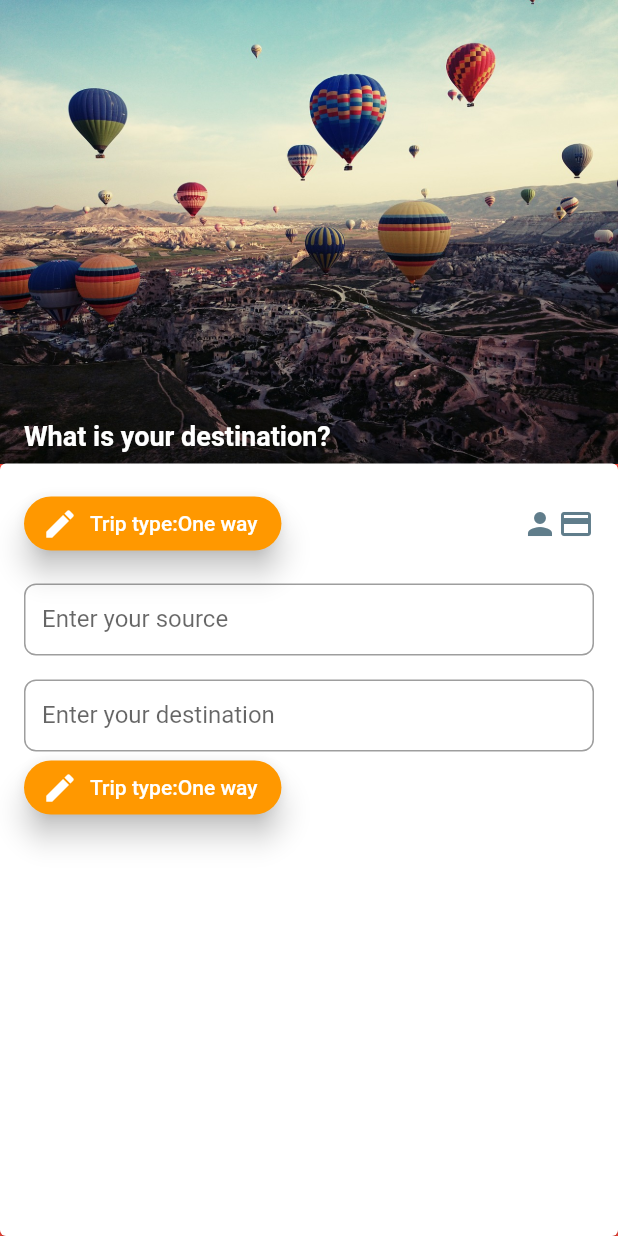
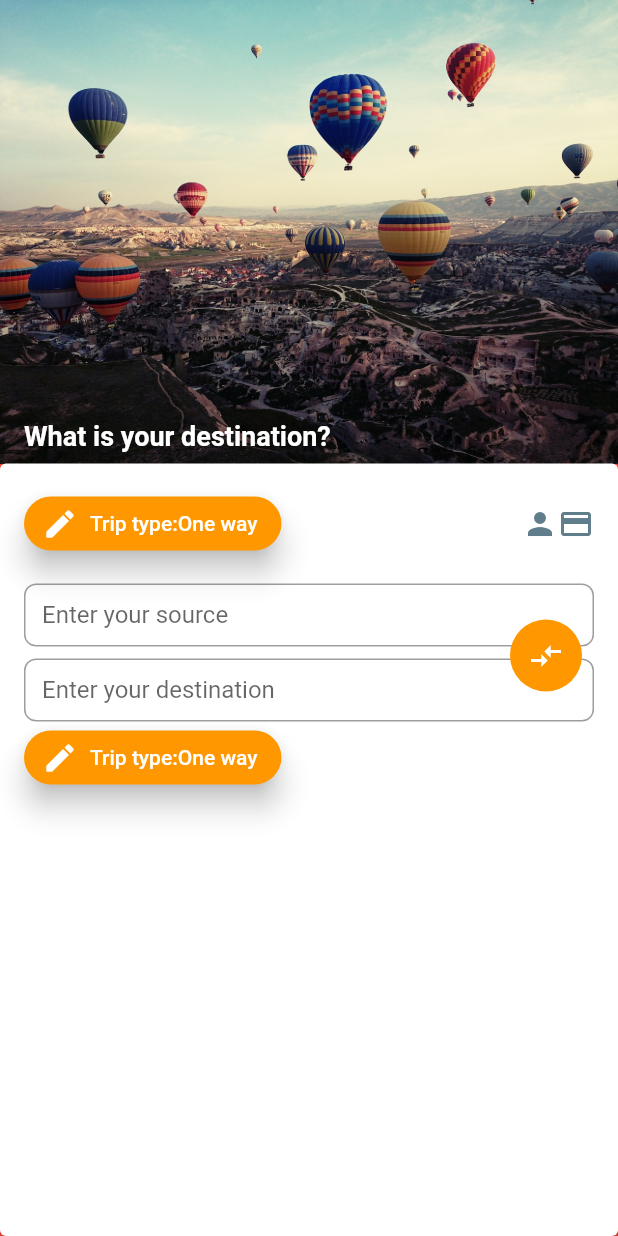
Before and after one commit to Abiri99/Flutter-Booking-Application, a Flutter app: the screen it shows after launch, on a phone screen of 412 x 824 dp. Run offline on Flutter 3.47's test engine with Material 2 defaults, Android fonts, the phone set to English and light mode, and no system bars.

Commit message:
change source/destination button added.

```diff
--- a/lib/components/sourceDestinationInput.dart
+++ b/lib/components/sourceDestinationInput.dart
@@ -11,32 +11,35 @@ class sdInput extends StatefulWidget {
 class _sdInputState extends State<sdInput> {
   String source = '';
   String destination = '';
+  int angle;
 
   @override
   Widget build(BuildContext context) {
-    return Container(
+    return Stack(
+      children: <Widget>[
+        Container(
           child: Column(
             children: <Widget>[
               SizedBox(
                 height: 16,
               ),
               SizedBox(
-            height: 48,
+                height: 42,
                 child: TextFormField(
                   cursorColor: Colors.grey,
                   decoration: InputDecoration(
                     labelText: "Enter your source",
                     fillColor: Colors.grey,
                     border:
-                    OutlineInputBorder(borderRadius: BorderRadius.circular(8))),
+                      OutlineInputBorder(borderRadius: BorderRadius.circular(8))
                   ),
                 ),
-
-          SizedBox(
-            height: 16,
               ),
               SizedBox(
-            height: 48,
+                height: 8,
+              ),
+              SizedBox(
+                height: 42,
                 child: TextFormField(
                 decoration: InputDecoration(
                     labelText: "Enter your destination",
@@ -48,6 +51,26 @@ class _sdInputState extends State<sdInput> {
               ttBtn(),
             ],
           ),
+        ),
+        Positioned(
+          top: 40,
+          right: 8,
+          child: Container(
+            decoration: BoxDecoration(
+              borderRadius: BorderRadius.circular(100),
+              color: Colors.orange,
+            ),
+            child: Transform.rotate(
+              angle: 0,
+              child: IconButton(
+                icon: Icon(Icons.compare_arrows),
+                disabledColor: Colors.white,
+                onPressed: null,
+              ),
+            )
+          )
+        ),
+      ],
     );
   }
 }
```
Also changed, not shown: lib/components/homePageCard.dart (indentation only). Lines whose indentation alone changed are shown as unchanged.
